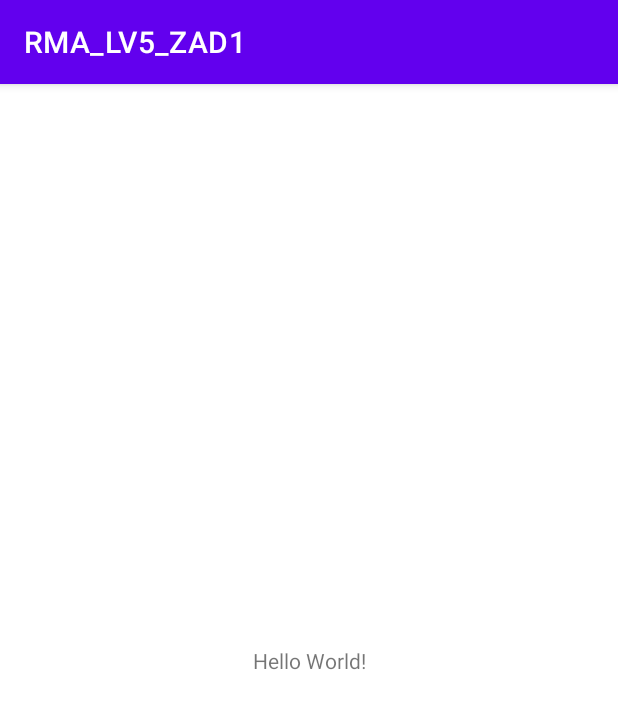
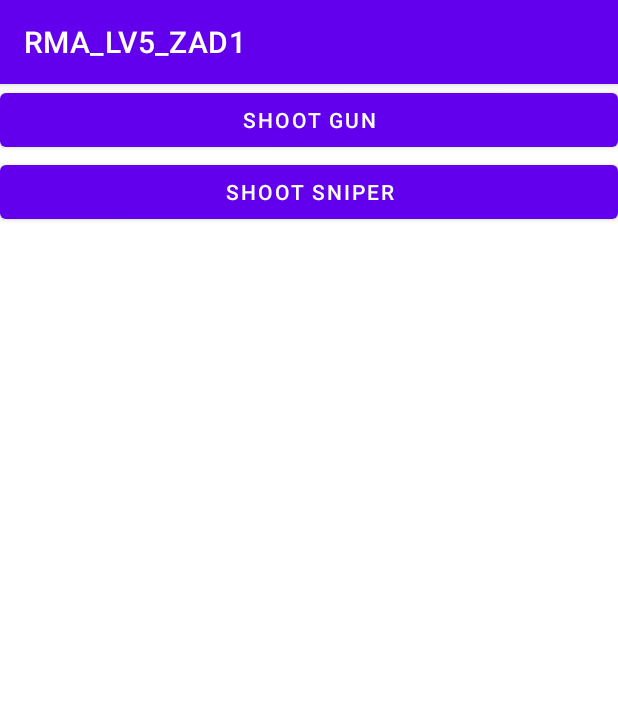
Before and after one commit to sooondro/RMA_LV5_ZAD1, an Android app: the screen it shows after launch (MainActivity), on a phone screen of 412 x 824 dp. Shown: the top 709 px of the screen. Run offline under Robolectric (Android 15) with nearby library versions, the phone set to English and light mode, and no system bars.

Commit message:
Sound working

```diff
--- a/app/src/main/java/hr/ferit/sandroblavicki/rma_lv5_zad1/MainActivity.kt
+++ b/app/src/main/java/hr/ferit/sandroblavicki/rma_lv5_zad1/MainActivity.kt
@@ -1,11 +1,46 @@
 package hr.ferit.sandroblavicki.rma_lv5_zad1
 
+import android.media.AudioManager
+import android.media.SoundPool
+import android.os.Build
 import androidx.appcompat.app.AppCompatActivity
 import android.os.Bundle
+import android.view.View
+import android.widget.Button
 
-class MainActivity : AppCompatActivity() {
+class MainActivity : AppCompatActivity(), View.OnClickListener {
+    private lateinit var mSoundPool: SoundPool
+    private var mLoaded: Boolean = false
+    var mSoundMap: HashMap<Int, Int> = HashMap()
     override fun onCreate(savedInstanceState: Bundle?) {
         super.onCreate(savedInstanceState)
         setContentView(R.layout.activity_main)
+        this.setUpUi()
+        this.loadSounds()
+    }
+    private fun setUpUi() {
+        findViewById<Button>(R.id.shootGun).setOnClickListener(this)
+        findViewById<Button>(R.id.shootSniper).setOnClickListener(this)
+    }
+    private fun loadSounds() {
+        if (Build.VERSION.SDK_INT >= Build.VERSION_CODES.LOLLIPOP) {
+            this.mSoundPool = SoundPool.Builder().setMaxStreams(10).build()
+        } else {
+            this.mSoundPool = SoundPool(10, AudioManager.STREAM_MUSIC, 0)
+        }
+        this.mSoundPool.setOnLoadCompleteListener { _, _, _ -> mLoaded = true }
+        this.mSoundMap[R.raw.gun] = this.mSoundPool.load(this, R.raw.gun, 1)
+        this.mSoundMap[R.raw.sniper] = this.mSoundPool.load(this, R.raw.sniper, 1)
+    }
+    override fun onClick(v: View) {
+        if (this.mLoaded == false) return
+        when (v.getId()) {
+            R.id.shootGun -> playSound(R.raw.gun)
+            R.id.shootSniper -> playSound(R.raw.sniper)
+        }
+    }
+    fun playSound(selectedSound: Int) {
+        val soundID = this.mSoundMap[selectedSound] ?: 0
+        this.mSoundPool.play(soundID, 1f, 1f, 1, 0, 1f)
     }
 }
--- a/app/src/main/res/layout/activity_main.xml
+++ b/app/src/main/res/layout/activity_main.xml
@@ -6,13 +6,21 @@
     android:layout_height="match_parent"
     tools:context=".MainActivity">
 
-    <TextView
-        android:layout_width="wrap_content"
+    <Button
+        android:id="@+id/shootGun"
+        android:layout_width="0dp"
+        app:layout_constraintTop_toTopOf="parent"
         android:layout_height="wrap_content"
-        android:text="Hello World!"
-        app:layout_constraintBottom_toBottomOf="parent"
-        app:layout_constraintLeft_toLeftOf="parent"
-        app:layout_constraintRight_toRightOf="parent"
-        app:layout_constraintTop_toTopOf="parent" />
+        app:layout_constraintStart_toStartOf="parent"
+        app:layout_constraintEnd_toEndOf="parent"
+        android:text="@string/shootGunText"/>
+    <Button
+        android:id="@+id/shootSniper"
+        android:layout_width="0dp"
+        android:layout_height="wrap_content"
+        app:layout_constraintTop_toBottomOf="@id/shootGun"
+        app:layout_constraintStart_toStartOf="parent"
+        app:layout_constraintEnd_toEndOf="parent"
+        android:text="@string/shootSniperText"/>
 
 </androidx.constraintlayout.widget.ConstraintLayout>
--- a/app/src/main/res/values/strings.xml
+++ b/app/src/main/res/values/strings.xml
@@ -1,3 +1,5 @@
 <resources>
     <string name="app_name">RMA_LV5_ZAD1</string>
+    <string name="shootGunText">Shoot gun</string>
+    <string name="shootSniperText">Shoot sniper</string>
 </resources>
```
Also changed, not shown: 2 other files.
